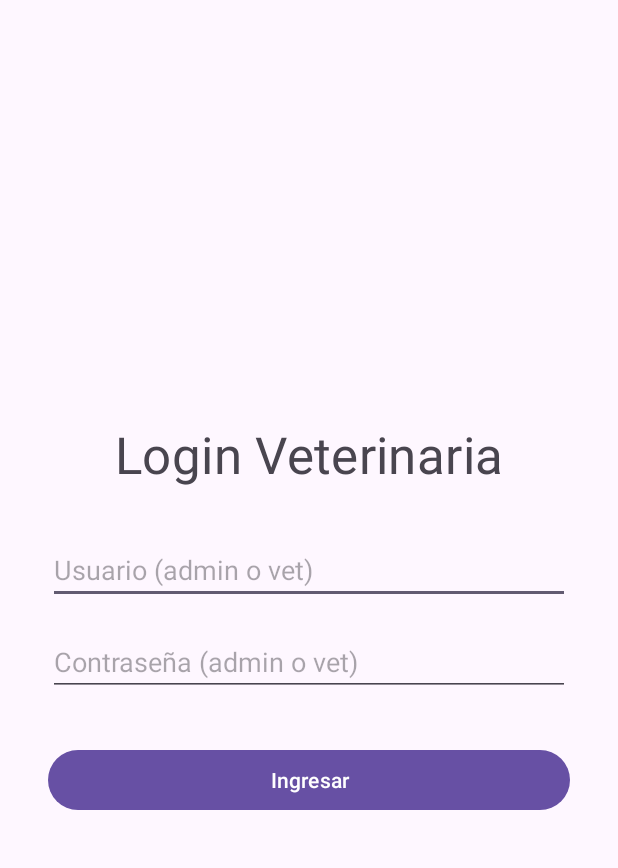
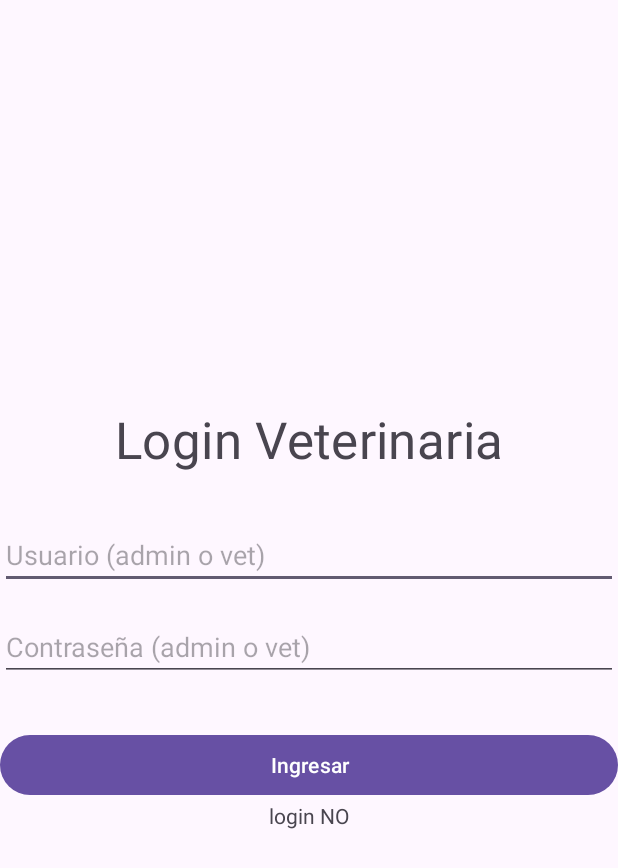
Before and after one commit to elpepesech12/App_Veterinaria, an Android app: the screen it shows after launch (MainActivity), after a tap on "Ingresar", on a phone screen of 412 x 824 dp. Shown: the top 868 px of the screen. Run offline under Robolectric (Android 15) with nearby library versions, the phone set to English and light mode, and no system bars.

Commit message:
Se arreglan paginas

```diff
--- a/app/src/main/java/com/example/veterinaria/MainActivity.kt
+++ b/app/src/main/java/com/example/veterinaria/MainActivity.kt
@@ -2,74 +2,76 @@ package com.example.veterinaria
 
 import android.content.Intent
 import android.os.Bundle
+import android.util.Log
 import android.widget.Button
 import android.widget.EditText
+import android.widget.TextView
 import android.widget.Toast
+import androidx.activity.enableEdgeToEdge
 import androidx.appcompat.app.AppCompatActivity
+import androidx.core.view.ViewCompat
+import androidx.core.view.WindowInsetsCompat
 import com.example.veterinaria.funciones.ValidarConexionWAN
 
-/**
- * Esta es la Activity de Login (la primera en lanzarse).
- * Tiene la lógica simple de Admin/Vet.
- */
 class MainActivity : AppCompatActivity() {
-
-    // Declaramos las vistas
-    private lateinit var edUsuario: EditText
-    private lateinit var edPassword: EditText
-    private lateinit var btnLogin: Button
-
     override fun onCreate(savedInstanceState: Bundle?) {
         super.onCreate(savedInstanceState)
-        setContentView(R.layout.activity_main)
+        enableEdgeToEdge() // <-- CÓDIGO BASE DEL PROFE
+        setContentView(R.layout.activity_main) // <-- CÓDIGO BASE DEL PROFE
 
-        // Referenciamos las vistas (al estilo del profe)
-        edUsuario = findViewById(R.id.ed_usuario)
-        edPassword = findViewById(R.id.ed_password)
-        btnLogin = findViewById(R.id.btn_login)
-
-        // Validamos conexión (como el profe)
-        if (!ValidarConexionWAN.isOnline(this)) {
-            Toast.makeText(this, "SIN CONEXION A INTERNET", Toast.LENGTH_LONG).show()
+        //--- LÓGICA DEL PROFE: Verificación de Conexión ---
+        if (ValidarConexionWAN.isOnline(this)) {
+            Log.d("LOGIN", "Dispositivo conectado a internet.")
+        } else {
+            Log.w("LOGIN", "Dispositivo sin conexión.")
+            Toast.makeText(this, "SIN CONEXIÓN", Toast.LENGTH_SHORT).show()
         }
 
-        // Listener para el botón
+        //--- LÓGICA DEL PROFE: Inicializar variables ---
+        val edUsuario: EditText = findViewById(R.id.ed_usuario) // Tu ID
+        val edPassword: EditText = findViewById(R.id.ed_password) // Tu ID
+        val btnLogin: Button = findViewById(R.id.btn_login)
+        val txMensaje: TextView = findViewById(R.id.tx_mensaje)
+
+        // Variables para comparar
+        val adminUser = "admin"
+        val adminPass = "admin"
+        val vetUser = "vet"
+        val vetPass = "vet"
+
         btnLogin.setOnClickListener {
-            validarLogin()
-        }
-    }
+            val user = edUsuario.text.toString()
+            val pass = edPassword.text.toString()
 
-    private fun validarLogin() {
-        val usuario = edUsuario.text.toString().trim()
-        val password = edPassword.text.toString().trim()
+            if (user == adminUser && pass == adminPass) {
+                // ROL ADMIN
+                val intent = Intent(this, AdminHomeActivity::class.java)
+                intent.putExtra("sesion", user)
+                startActivity(intent)
+                Toast.makeText(this, "Bienvenido Admin: $user", Toast.LENGTH_SHORT).show()
+                txMensaje.text = "login OK"
 
-        // Lógica de validación simple (hardcoded)
-        when (usuario) {
-            "admin" -> {
-                if (password == "admin") {
-                    // Ir a la Home de Admin
-                    Toast.makeText(this, "Bienvenido Admin", Toast.LENGTH_SHORT).show()
-                    val intent = Intent(this, AdminHomeActivity::class.java)
-                    startActivity(intent)
-                    finish() // Cierra el Login
-                } else {
-                    Toast.makeText(this, "Contraseña incorrecta", Toast.LENGTH_SHORT).show()
-                }
-            }
-            "vet" -> {
-                if (password == "vet") {
-                    // Ir a la Home de Veterinario
-                    Toast.makeText(this, "Bienvenido Veterinario", Toast.LENGTH_SHORT).show()
-                    val intent = Intent(this, VeterinarioHomeActivity::class.java)
-                    startActivity(intent)
-                    finish() // Cierra el Login
-                } else {
-                    Toast.makeText(this, "Contraseña incorrecta", Toast.LENGTH_SHORT).show()
-                }
-            }
-            else -> {
-                Toast.makeText(this, "Usuario no encontrado", Toast.LENGTH_SHORT).show()
+            } else if (user == vetUser && pass == vetPass) {
+                // ROL VETERINARIO
+                val intent = Intent(this, VeterinarioHomeActivity::class.java)
+                intent.putExtra("sesion", user)
+                startActivity(intent)
+                Toast.makeText(this, "Bienvenido Vet: $user", Toast.LENGTH_SHORT).show()
+                txMensaje.text = "login OK"
+
+            } else {
+                // ERROR
+                Toast.makeText(this, "Error: Usuario o contraseña incorrectos", Toast.LENGTH_SHORT).show()
+                txMensaje.text = "login NO"
             }
         }
+
+        //--- CÓDIGO BASE DEL PROFE (EdgeToEdge) ---
+        ViewCompat.setOnApplyWindowInsetsListener(findViewById(R.id.main)) { v, insets ->
+            val systemBars = insets.getInsets(WindowInsetsCompat.Type.systemBars())
+            v.setPadding(systemBars.left, systemBars.top, systemBars.right, systemBars.bottom)
+            insets
+        }
+        //--- FIN CÓDIGO BASE ---
     }
 }
--- a/app/src/main/res/layout/activity_admin_home.xml
+++ b/app/src/main/res/layout/activity_admin_home.xml
@@ -2,6 +2,7 @@
 <LinearLayout xmlns:android="http://schemas.android.com/apk/res/android"
     xmlns:tools="http://schemas.android.com/tools"
     android:layout_width="match_parent"
+    android:id="@+id/main_admin_home"
     android:layout_height="match_parent"
     android:orientation="vertical"
     tools:context=".AdminHomeActivity">
--- a/app/src/main/res/layout/activity_insertar_animal.xml
+++ b/app/src/main/res/layout/activity_insertar_animal.xml
@@ -2,6 +2,7 @@
 <LinearLayout xmlns:android="http://schemas.android.com/apk/res/android"
     xmlns:tools="http://schemas.android.com/tools"
     android:layout_width="match_parent"
+    android:id="@+id/main_insertar_animal"
     android:layout_height="match_parent"
     android:orientation="vertical"
     android:padding="16dp"
--- a/app/src/main/res/layout/activity_main.xml
+++ b/app/src/main/res/layout/activity_main.xml
@@ -2,6 +2,7 @@
 <LinearLayout xmlns:android="http://schemas.android.com/apk/res/android"
     xmlns:app="http://schemas.android.com/apk/res-auto"
     xmlns:tools="http://schemas.android.com/tools"
+    android:id="@+id/main"
     android:layout_width="match_parent"
     android:layout_height="match_parent"
     android:orientation="vertical"
@@ -38,4 +39,10 @@
         android:layout_marginTop="32dp"
         android:text="Ingresar" />
 
+    <TextView
+        android:id="@+id/tx_mensaje"
+        android:layout_width="wrap_content"
+        android:layout_height="wrap_content"
+        android:text="" />
+
 </LinearLayout>
--- a/app/src/main/res/layout/activity_veterinario_home.xml
+++ b/app/src/main/res/layout/activity_veterinario_home.xml
@@ -2,6 +2,7 @@
 <LinearLayout xmlns:android="http://schemas.android.com/apk/res/android"
     xmlns:tools="http://schemas.android.com/tools"
     android:layout_width="match_parent"
+    android:id="@+id/main_vet_home"
     android:layout_height="match_parent"
     android:orientation="vertical"
     tools:context=".VeterinarioHomeActivity">
```
Also changed, not shown: app/src/main/java/com/example/veterinaria/AdminHomeActivity.kt (+41 -18 lines), app/src/main/java/com/example/veterinaria/InsertarAnimalActivity.kt (+45 -51 lines), app/src/main/java/com/example/veterinaria/VeterinarioHomeActivity.kt (+33 -16 lines).
